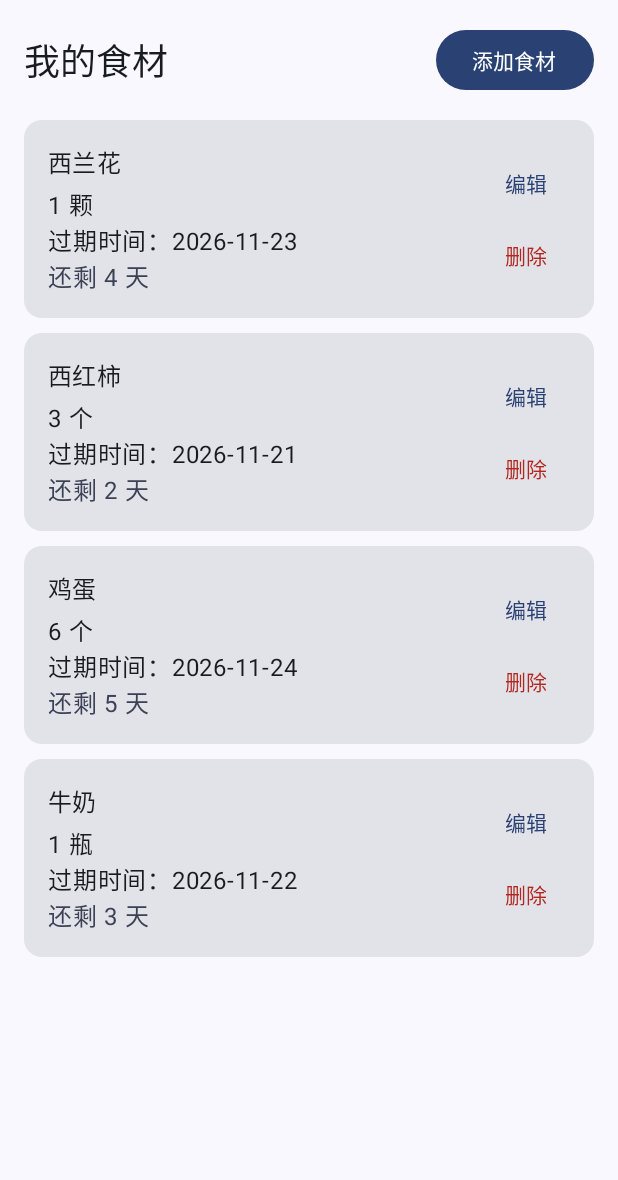
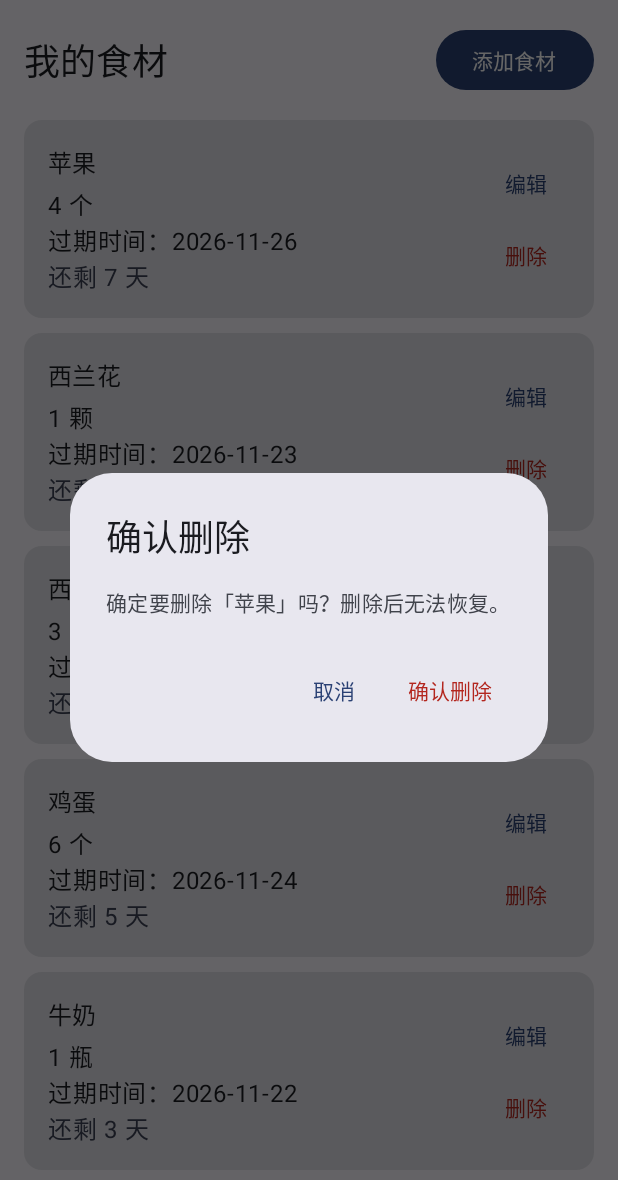
Before and after one commit to yuu1u/FreshFridge, an Android app built with Jetpack Compose: the composable IngredientScreen shown on its own in the app's theme, after a tap on "删除", on a phone screen of 412 x 824 dp. Shown: the top 1180 px of the screen. Run offline under Robolectric (Android 15) with nearby library versions, the phone set to English and light mode, and no system bars; our stand-ins replace Room's generated code; 3 statements that could not run were skipped.

Commit message:
增加食材删除确认弹窗

```diff
--- a/app/src/main/java/com/example/freshfridge/screens/IngredientScreen.kt
+++ b/app/src/main/java/com/example/freshfridge/screens/IngredientScreen.kt
@@ -21,6 +21,11 @@ fun IngredientScreen(
     onEditClick: (Ingredient) -> Unit
 ) {
     val ingredients by viewModel.allIngredients.collectAsStateWithLifecycle()
+
+    // 保存当前准备删除的食材
+    var ingredientToDelete by remember {
+        mutableStateOf<Ingredient?>(null)
+    }
 
     Column(
         modifier = Modifier
@@ -66,12 +71,57 @@ fun IngredientScreen(
                             onEditClick(ingredient)
                         },
                         onDeleteClick = {
-                            viewModel.deleteIngredient(ingredient)
+                            // 点击删除时，先显示确认弹窗
+                            ingredientToDelete = ingredient
                         }
                     )
                 }
             }
         }
+    }
+
+    // 删除确认弹窗
+    ingredientToDelete?.let { ingredient ->
+
+        AlertDialog(
+            onDismissRequest = {
+                ingredientToDelete = null
+            },
+
+            title = {
+                Text("确认删除")
+            },
+
+            text = {
+                Text(
+                    "确定要删除「${ingredient.name}」吗？删除后无法恢复。"
+                )
+            },
+
+            confirmButton = {
+                TextButton(
+                    onClick = {
+                        viewModel.deleteIngredient(ingredient)
+                        ingredientToDelete = null
+                    }
+                ) {
+                    Text(
+                        text = "确认删除",
+                        color = MaterialTheme.colorScheme.error
+                    )
+                }
+            },
+
+            dismissButton = {
+                TextButton(
+                    onClick = {
+                        ingredientToDelete = null
+                    }
+                ) {
+                    Text("取消")
+                }
+            }
+        )
     }
 }
 
```
